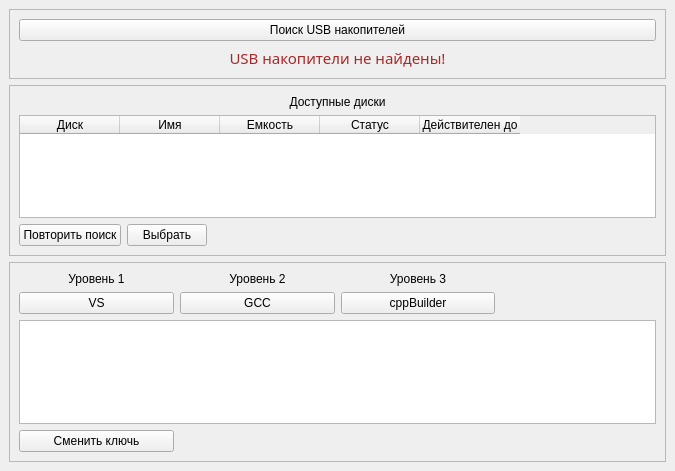
This is key_reader/UI/key_reader.ui in Artreko/USBCrypter as Qt 5 draws it before an edit. The edited form follows.
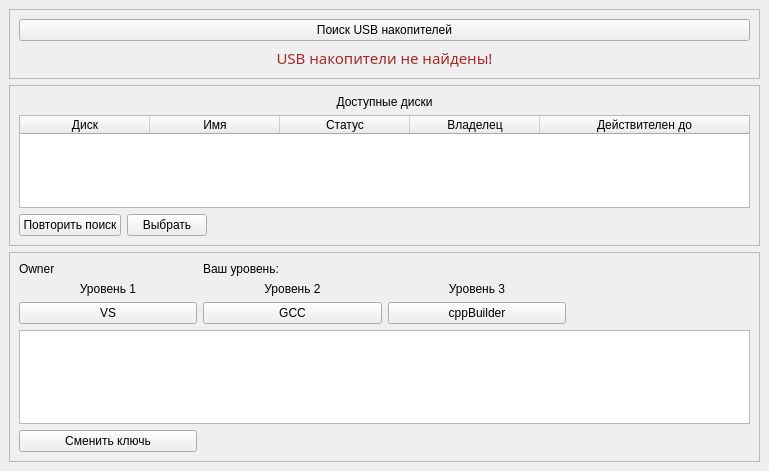
This is the edited form. Icons and pictures are not drawn.

Commit message: build: key reader main functional

```diff
--- a/key_reader/UI/key_reader.ui
+++ b/key_reader/UI/key_reader.ui
@@ -6,7 +6,7 @@
    <rect>
     <x>0</x>
     <y>0</y>
-    <width>675</width>
+    <width>769</width>
     <height>471</height>
    </rect>
   </property>
@@ -150,12 +150,24 @@
        </item>
        <item row="2" column="0" colspan="2">
         <widget class="QTableWidget" name="diskTable">
+         <property name="alternatingRowColors">
+          <bool>false</bool>
+         </property>
          <property name="selectionMode">
           <enum>QAbstractItemView::SingleSelection</enum>
          </property>
          <property name="selectionBehavior">
           <enum>QAbstractItemView::SelectRows</enum>
          </property>
+         <attribute name="horizontalHeaderCascadingSectionResizes">
+          <bool>true</bool>
+         </attribute>
+         <attribute name="horizontalHeaderDefaultSectionSize">
+          <number>130</number>
+         </attribute>
+         <attribute name="horizontalHeaderStretchLastSection">
+          <bool>true</bool>
+         </attribute>
          <column>
           <property name="text">
            <string>Диск</string>
@@ -166,16 +178,16 @@
            <string>Имя</string>
           </property>
          </column>
-         <column>
-          <property name="text">
-           <string>Емкость</string>
-          </property>
-         </column>
          <column>
           <property name="text">
            <string>Статус</string>
           </property>
          </column>
+         <column>
+          <property name="text">
+           <string>Владелец</string>
+          </property>
+         </column>
          <column>
           <property name="text">
            <string>Действителен до</string>
@@ -236,38 +248,31 @@
        <enum>QFrame::Raised</enum>
       </property>
       <layout class="QGridLayout" name="gridLayout">
-       <item row="3" column="0">
+       <item row="4" column="0">
         <widget class="QPushButton" name="pushButton">
          <property name="text">
           <string>Cменить ключь</string>
          </property>
         </widget>
        </item>
-       <item row="1" column="0">
+       <item row="2" column="0">
         <widget class="QPushButton" name="vsButton">
          <property name="text">
           <string>VS</string>
          </property>
         </widget>
        </item>
-       <item row="1" column="1">
+       <item row="3" column="0" colspan="4">
+        <widget class="QTextBrowser" name="textBrowser"/>
+       </item>
+       <item row="2" column="1">
         <widget class="QPushButton" name="gccButton">
          <property name="text">
           <string>GCC</string>
          </property>
         </widget>
        </item>
-       <item row="1" column="2">
-        <widget class="QPushButton" name="cppbButton">
-         <property name="text">
-          <string>cppBuilder</string>
-         </property>
-        </widget>
-       </item>
-       <item row="2" column="0" colspan="4">
-        <widget class="QTextBrowser" name="textBrowser"/>
-       </item>
-       <item row="0" column="0">
+       <item row="1" column="0">
         <widget class="QLabel" name="label">
          <property name="text">
           <string>Уровень 1</string>
@@ -277,17 +282,14 @@
          </property>
         </widget>
        </item>
-       <item row="0" column="1">
-        <widget class="QLabel" name="label_2">
+       <item row="2" column="2">
+        <widget class="QPushButton" name="cppbButton">
          <property name="text">
-          <string>Уровень 2</string>
-         </property>
-         <property name="alignment">
-          <set>Qt::AlignCenter</set>
+          <string>cppBuilder</string>
          </property>
         </widget>
        </item>
-       <item row="0" column="2">
+       <item row="1" column="2">
         <widget class="QLabel" name="label_3">
          <property name="text">
           <string>Уровень 3</string>
@@ -297,6 +299,30 @@
          </property>
         </widget>
        </item>
+       <item row="1" column="1">
+        <widget class="QLabel" name="label_2">
+         <property name="text">
+          <string>Уровень 2</string>
+         </property>
+         <property name="alignment">
+          <set>Qt::AlignCenter</set>
+         </property>
+        </widget>
+       </item>
+       <item row="0" column="0">
+        <widget class="QLabel" name="ownerLabel">
+         <property name="text">
+          <string>Owner</string>
+         </property>
+        </widget>
+       </item>
+       <item row="0" column="1">
+        <widget class="QLabel" name="levelLabel">
+         <property name="text">
+          <string>Ваш уровень: </string>
+         </property>
+        </widget>
+       </item>
       </layout>
      </widget>
     </item>
```
Left out of the diff: 2 changed lines with no effect on the pictures. The commit also changes 8 other files.
